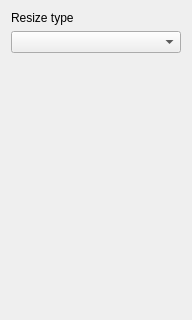
First picture: the form in Src/QtSfmlDemo/Demos/QtSfmlDemo/QtSfmlDemo.ui, repository a7ecd22ff84d/Cpp, before the edit; both pictures show x 0 to 192 and y 0 to 320 of the 192 by 480 pixel window.
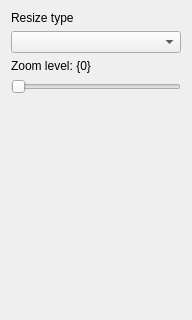
Second picture: the form after the edit.

Commit message: QtSfml: Zoom

Diff of the .ui file:
```diff
--- a/Src/QtSfmlDemo/Demos/QtSfmlDemo/QtSfmlDemo.ui
+++ b/Src/QtSfmlDemo/Demos/QtSfmlDemo/QtSfmlDemo.ui
@@ -24,6 +24,20 @@
    <item>
     <widget class="QComboBox" name="resizeTypeCombo"/>
    </item>
+   <item>
+    <widget class="QLabel" name="zoomLabel">
+     <property name="text">
+      <string>Zoom level: {0}</string>
+     </property>
+    </widget>
+   </item>
+   <item>
+    <widget class="QSlider" name="zoomSlider">
+     <property name="orientation">
+      <enum>Qt::Horizontal</enum>
+     </property>
+    </widget>
+   </item>
    <item>
     <spacer name="verticalSpacer">
      <property name="orientation">
```
The commit also changes 3 other files.
